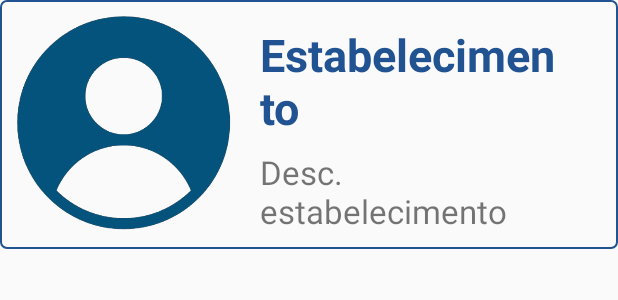
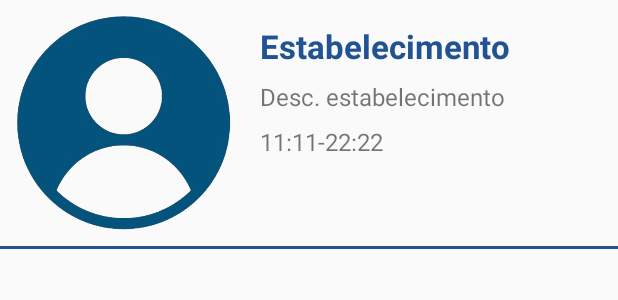
Before and after one commit to IProjetoIntegradorIV/ProjetoIntegradorIV, an Android app: the layout item_establishment.xml on its own in the app's theme, with its tools: preview values and no code run, on a phone screen of 412 x 824 dp. Shown: the top 300 px of the screen. Run offline under Robolectric (Android 15) with nearby library versions, the phone set to English and light mode, and no system bars.

Commit message:
refactor: refactor XML´s and add comments in files

```diff
--- a/app/src/main/java/br/edu/puccampinas/campusconnect/CreateAccountActivity.kt
+++ b/app/src/main/java/br/edu/puccampinas/campusconnect/CreateAccountActivity.kt
@@ -115,7 +115,7 @@ class CreateAccountActivity : AppCompatActivity() {
                 // Verifica se a resposta foi bem-sucedida
                 if (response.isSuccessful || response.code() == 201) {
                     val message = response.body()?.message ?: "Mensagem não disponível"
-                    Toast.makeText(this@CreateAccountActivity, message, Toast.LENGTH_SHORT).show()
+                    Toast.makeText(this@CreateAccountActivity, "Conta criada com sucesso!", Toast.LENGTH_SHORT).show()
 
                     // Navega para a tela de login após o registro bem-sucedido
                     goToLogin()
--- a/app/src/main/java/br/edu/puccampinas/campusconnect/EstablishmentActivity.kt
+++ b/app/src/main/java/br/edu/puccampinas/campusconnect/EstablishmentActivity.kt
@@ -57,10 +57,6 @@ class EstablishmentActivity : AppCompatActivity() {
             }
         }
 
-        // Configura os botões de navegação para outras Activities
-        binding.comeBack.setOnClickListener {
-            comeBack()
-        }
         binding.profile.setOnClickListener {
             profile()
         }
--- a/app/src/main/java/br/edu/puccampinas/campusconnect/EstablishmentAdapter.kt
+++ b/app/src/main/java/br/edu/puccampinas/campusconnect/EstablishmentAdapter.kt
@@ -35,8 +35,12 @@ class EstablishmentAdapter(private val establishments: List<Establishment>) :
 
         // Define os dados do estabelecimento nos elementos de UI do ViewHolder
         holder.nameTextView.text = establishment.name
-        holder.descriptionTextView.text = establishment.description
         holder.openingHoursTextView.text = establishment.openingHours
+        holder.descriptionTextView.text = if (establishment.description.length > 100) {
+            "${establishment.description.substring(0, 50)}..."
+        } else {
+            establishment.description
+        }
 
         // Usa Glide para carregar a imagem da URL e aplicar um corte circular
         Glide.with(holder.itemView.context)
--- a/app/src/main/java/br/edu/puccampinas/campusconnect/ProfileActivity.kt
+++ b/app/src/main/java/br/edu/puccampinas/campusconnect/ProfileActivity.kt
@@ -119,7 +119,7 @@ class ProfileActivity : AppCompatActivity() {
                     withContext(Dispatchers.Main) {
                         if (response.isSuccessful) {
                             Log.d("ProfileActivity", "Foto alterada com sucesso: ${response.body()?.message}")
-                            Toast.makeText(this@ProfileActivity, "User photo updated successfully.", Toast.LENGTH_SHORT).show()
+                            Toast.makeText(this@ProfileActivity, "Foto atualizada com sucesso!", Toast.LENGTH_SHORT).show()
                         } else {
                             Log.e("ProfileActivity", "Erro ao mudar a foto: ${response.errorBody()?.string()}")
                             Toast.makeText(this@ProfileActivity, "Error changing the photo.", Toast.LENGTH_SHORT).show()
--- a/app/src/main/res/drawable/blue_border.xml
+++ b/app/src/main/res/drawable/blue_border.xml
@@ -1,10 +1,20 @@
 <?xml version="1.0" encoding="utf-8"?>
-<shape xmlns:tools="http://schemas.android.com/tools"
-    xmlns:android="http://schemas.android.com/apk/res/android"
-    tools:ignore="ExtraText">
-    <solid android:color="@android:color/transparent"/> <!-- Fundo transparente -->
-    <stroke
-        android:width="1dp"
-    android:color="@color/blue" /> <!-- Cor da borda -->
-    <corners android:radius="4dp" /> <!-- Bordas arredondadas, opcional -->
-</shape>
+<layer-list xmlns:android="http://schemas.android.com/apk/res/android">
+
+    <!-- Fundo transparente -->
+    <item>
+        <shape android:shape="rectangle">
+            <solid android:color="@android:color/transparent" />
+        </shape>
+    </item>
+
+    <!-- Linha inferior (borda) -->
+    <item
+        android:gravity="bottom"
+        android:height="2dp"> <!-- Ajusta a espessura da borda -->
+        <shape android:shape="rectangle">
+            <solid android:color="@color/blue" /> <!-- Cor da borda -->
+        </shape>
+    </item>
+
+</layer-list>
--- a/app/src/main/res/layout/item_establishment.xml
+++ b/app/src/main/res/layout/item_establishment.xml
@@ -31,7 +31,7 @@
                 android:layout_width="wrap_content"
                 android:layout_height="wrap_content"
                 android:maxWidth="200dp"
-                android:textSize="30sp"
+                android:textSize="22sp"
                 android:textStyle="bold"
                 android:text="Estabelecimento"
                 android:textColor="@color/blue"
@@ -43,7 +43,7 @@
                 android:layout_height="wrap_content"
                 android:maxWidth="200dp"
                 android:text="Desc. estabelecimento"
-                android:textSize="22sp"
+                android:textSize="16sp"
                 android:paddingTop="8dp"
                 />
 
@@ -53,7 +53,7 @@
                 android:layout_height="wrap_content"
                 android:maxWidth="200dp"
                 android:text="11:11-22:22"
-                android:textSize="22sp"
+                android:textSize="16sp"
                 android:paddingTop="8dp"
                 />
 
```
Also changed, not shown: app/src/main/res/layout/activity_profile.xml (+11 -9 lines).
